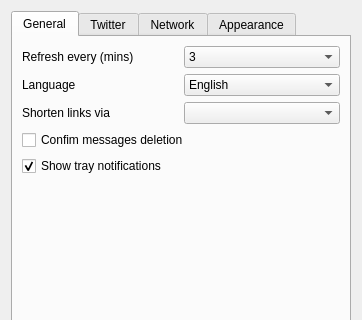
First picture: the form in qtwitter-app/ui/settings.ui, repository ayoy/qtwitter, before the edit; both pictures show x 0 to 362 and y 0 to 320 of the 362 by 475 pixel window.
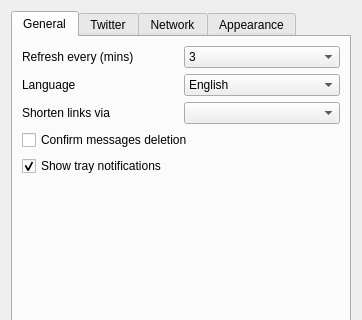
Second picture: the form after the edit. Icons and pictures are not drawn.

What changed in the file:
```diff
--- a/qtwitter-app/ui/settings.ui
+++ b/qtwitter-app/ui/settings.ui
@@ -133,7 +133,7 @@
        <item>
         <widget class="QCheckBox" name="confirmDeletionBox">
          <property name="text">
-          <string>Confim messages deletion</string>
+          <string>Confirm messages deletion</string>
          </property>
         </widget>
        </item>
```
